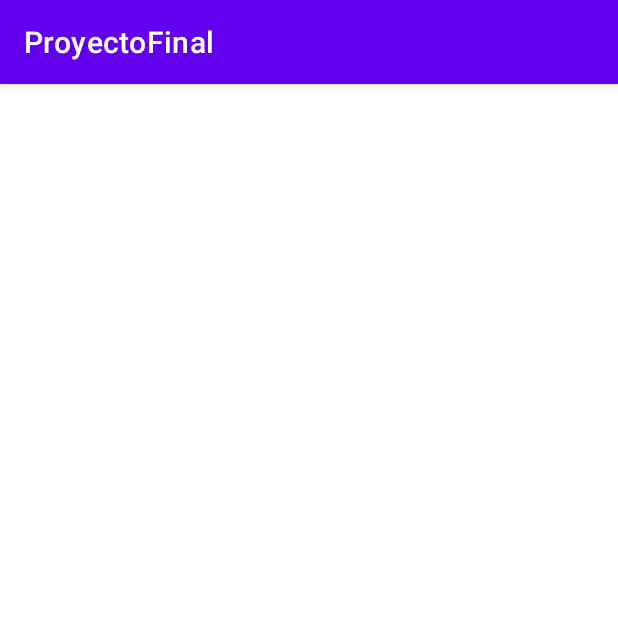
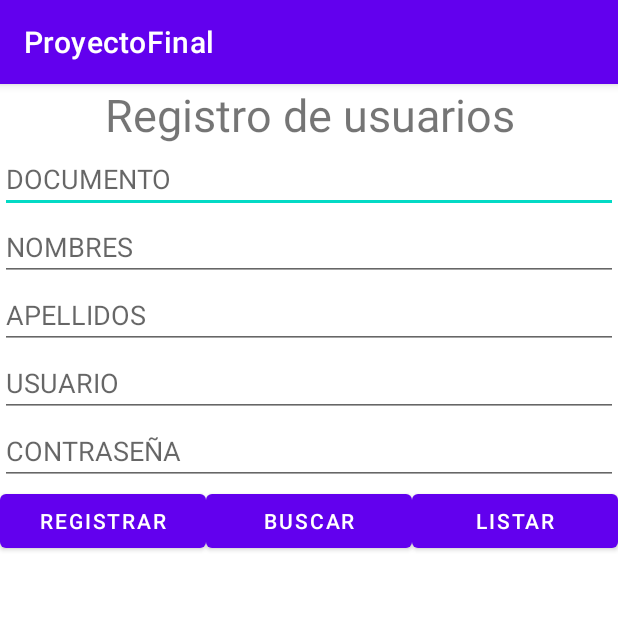
Before and after one commit to SebastianGG2019/ProgramacionMovil, an Android app: the Register screen opened directly, with no data from a screen before it, on a phone screen of 412 x 824 dp, the top half of it. Run offline under Robolectric (Android 15) with nearby library versions, the light colour scheme and no system bars.

Commit message:
Register, falta cuadrar los datos del login

```diff
--- a/app/src/main/java/edu/papprecursos/proyectofinal/GestionBD.java
+++ b/app/src/main/java/edu/papprecursos/proyectofinal/GestionBD.java
@@ -9,7 +9,8 @@ public class GestionBD extends SQLiteOpenHelper {
     private static final int VERSION = 1;
     private static final String TUSUARIOS = "usuarios";
 
-    private static final String CREARTABLA = "CREATE TABLE " + TUSUARIOS +" (USU_DOCUMENTO INTEGER PRIMARY KEY, USU_USUARIO varchar(40) NOT NULL, USU_NOMBRES varchar(40) NOT NULL, USU_APELLLIDOS varchar(40) NOT NULL, USU_CONTRA varchar(25) NOT NULL )";
+    private static final String CREARTABLA = "CREATE TABLE " + TUSUARIOS +" (USU_DOCUMENTO INTEGER PRIMARY KEY, USU_USUARIO varchar(40) NOT NULL," +
+            " USU_NOMBRES varchar(40) NOT NULL, USU_APELLLIDOS varchar(40) NOT NULL, USU_CONTRA varchar(25) NOT NULL )";
 
     private static final String ELIMINARTABLA = "DROP TABLE IF EXISTS "+ TUSUARIOS;
 
--- a/app/src/main/java/edu/papprecursos/proyectofinal/Register.java
+++ b/app/src/main/java/edu/papprecursos/proyectofinal/Register.java
@@ -1,14 +1,71 @@
 package edu.papprecursos.proyectofinal;
 
 import android.content.Intent;
+import android.database.sqlite.SQLiteDatabase;
 import android.os.Bundle;
+import android.view.View;
+import android.widget.ArrayAdapter;
+import android.widget.EditText;
+import android.widget.ListView;
+import android.widget.Toast;
 
 import androidx.appcompat.app.AppCompatActivity;
 
+import java.util.ArrayList;
+
 public class Register extends AppCompatActivity {
+    private EditText etDocumento;
+    private EditText etUsuario;
+    private EditText etNombres;
+    private EditText etApellidos;
+    private EditText etContra;
+    private ListView listaUsuarios;
+    int documento;
+    String usuario;
+    String nombres;
+    String apellidos;
+    String contra;
+    private GestionBD gestionBD;
+    SQLiteDatabase sqLiteDatabase;
     @Override
     protected void onCreate(Bundle savedInstanceState) {
         super.onCreate(savedInstanceState);
         setContentView(R.layout.activity_register);
+        inicializador();
+    }
+    public void accionRegistrar(View view){
+        asignarDatos();
+        UsuarioDAO usuarioDAO = new UsuarioDAO(this,view);
+        Usuario usuario = new Usuario();
+        usuario.setNombres(this.nombres);
+        usuario.setApellidos(this.apellidos);
+        usuario.setContra(this.contra);
+        usuario.setDocumento(this.documento);
+        usuario.setUsuario(this.usuario);
+        usuarioDAO.insert(usuario);
+    }
+
+    public void listaUsuario(View view){
+        UsuarioDAO  usuarioDAO = new UsuarioDAO(this, listaUsuarios);
+        ArrayList<Usuario> usuarioArrayList = usuarioDAO.getUsuario();
+        ArrayAdapter<Usuario> adapter = new ArrayAdapter<Usuario>(this, android.R.layout.simple_list_item_1,usuarioArrayList);
+        listaUsuarios.setAdapter(adapter);
+        Toast.makeText(this,""+usuarioArrayList.size(),Toast.LENGTH_SHORT).show();
+    }
+
+    private void inicializador(){
+        etDocumento = findViewById(R.id.ET_documento);
+        etUsuario = findViewById(R.id.ET_Usuario);
+        etNombres = findViewById(R.id.ET_Nombres);
+        etApellidos = findViewById(R.id.ET_apellidos);
+        etContra = findViewById(R.id.ET_CONTRA);
+        listaUsuarios = (ListView) findViewById(R.id.LV_lista);
+    }
+    private void asignarDatos(){
+        documento = Integer.parseInt(etDocumento.getText().toString());
+        usuario = etUsuario.getText().toString();
+        nombres = etNombres.getText().toString();
+        apellidos = etApellidos.getText().toString();
+        contra = etContra.getText().toString();
     }
 }
--- a/app/src/main/res/layout/activity_register.xml
+++ b/app/src/main/res/layout/activity_register.xml
@@ -1,6 +1,96 @@
 <?xml version="1.0" encoding="utf-8"?>
-<androidx.constraintlayout.widget.ConstraintLayout
-    xmlns:android="http://schemas.android.com/apk/res/android" android:layout_width="match_parent"
-    android:layout_height="match_parent">
+<LinearLayout
+    xmlns:android="http://schemas.android.com/apk/res/android"
+    xmlns:app="http://schemas.android.com/apk/res-auto"
+    xmlns:tools="http://schemas.android.com/tools"
+    android:layout_width="match_parent"
+    android:orientation="vertical"
+    android:layout_height="match_parent"
+    tools:context=".Register">
+    <TextView
+        android:id="@+id/textView"
+        android:layout_width="match_parent"
+        android:layout_height="wrap_content"
+        android:text="@string/tv_titulo"
+        android:textSize="30sp"
+        android:textAlignment="center"
+        />
 
-</androidx.constraintlayout.widget.ConstraintLayout>
+    <EditText
+        android:id="@+id/ET_documento"
+        android:layout_width="match_parent"
+        android:layout_height="wrap_content"
+        android:hint="@string/et_documento"
+        android:importantForAutofill="no"
+        android:inputType="number" />
+    <EditText
+        android:id="@+id/ET_Nombres"
+        android:layout_width="match_parent"
+        android:layout_height="wrap_content"
+        android:ems="10"
+        android:hint="@string/et_nombres"
+        android:inputType="text"
+        android:importantForAutofill="no" />
+    <EditText
+        android:id="@+id/ET_apellidos"
+        android:layout_width="match_parent"
+        android:layout_height="wrap_content"
+        android:ems="10"
+        android:hint="@string/et_apellidos"
+        android:inputType="text"
+        android:importantForAutofill="no" />
+    <EditText
+        android:id="@+id/ET_Usuario"
+        android:layout_width="match_parent"
+        android:layout_height="wrap_content"
+        android:ems="10"
+        android:hint="@string/et_usuario"
+        android:inputType="text"
+        android:autofillHints="" />
+
+    <EditText
+        android:id="@+id/ET_CONTRA"
+        android:layout_width="match_parent"
+        android:layout_height="wrap_content"
+        android:ems="10"
+        android:hint="@string/et_contra"
+        android:inputType="textPassword"
+        android:autofillHints="" />
+    <TableRow
+        android:layout_width="match_parent"
+        android:layout_height="wrap_content">
+
+        <Button
+            android:id="@+id/BT_Registrar"
+            android:layout_width="match_parent"
+            android:layout_height="wrap_content"
+            android:layout_weight="1"
+            android:onClick="accionRegistrar"
+            android:text="@string/bt_registrar" />
+        <Button
+            android:id="@+id/button"
+            android:layout_width="match_parent"
+            android:layout_height="wrap_content"
+            android:layout_weight="1"
+            android:text="@string/bt_buscar"
+            />
+
+        <Button
+            android:id="@+id/button2"
+            android:layout_width="match_parent"
+            android:layout_height="wrap_content"
+            android:layout_weight="1"
+            android:onClick="listaUsuario"
+            android:text="@string/bt_listar_registros" />
+    </TableRow>
+    <ListView
+        android:id="@+id/LV_lista"
+        style="@android:style/Widget.DeviceDefault.ExpandableListView"
+        android:layout_width="match_parent"
+        android:layout_height="wrap_content"
+        android:background="#168E24AA"
+        android:clickable="true"
+        android:focusable="true"
+        android:footerDividersEnabled="false"
+        android:headerDividersEnabled="false"/>
+</LinearLayout>
--- a/app/src/main/res/values/strings.xml
+++ b/app/src/main/res/values/strings.xml
@@ -5,5 +5,13 @@
     <string name="et_ContraLogIn">Contraseña</string>
     <string name="bt_registrarLogIn">Registrarse</string>
     <string name="bt_Entrar">Entrar</string>
-
+    <string name="tv_titulo">Registro de usuarios</string>
+    <string name="et_documento">DOCUMENTO</string>
+    <string name="et_usuario">USUARIO</string>
+    <string name="et_nombres">NOMBRES</string>
+    <string name="et_apellidos">APELLIDOS</string>
+    <string name="et_contra">CONTRASEÑA</string>
+    <string name="bt_registrar">Registrar</string>
+    <string name="bt_buscar">Buscar</string>
+    <string name="bt_listar_registros">Listar</string>
 </resources>
```
Also changed, not shown: app/src/main/java/edu/papprecursos/proyectofinal/UsuarioDAO.java (+38 -0 lines).
